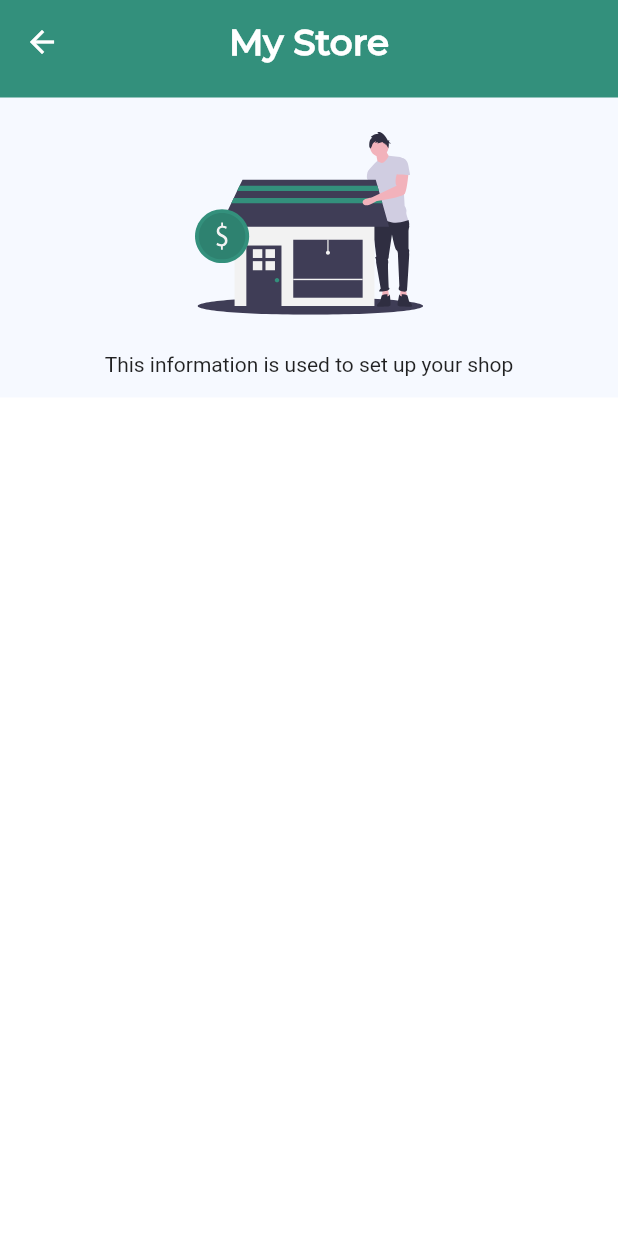
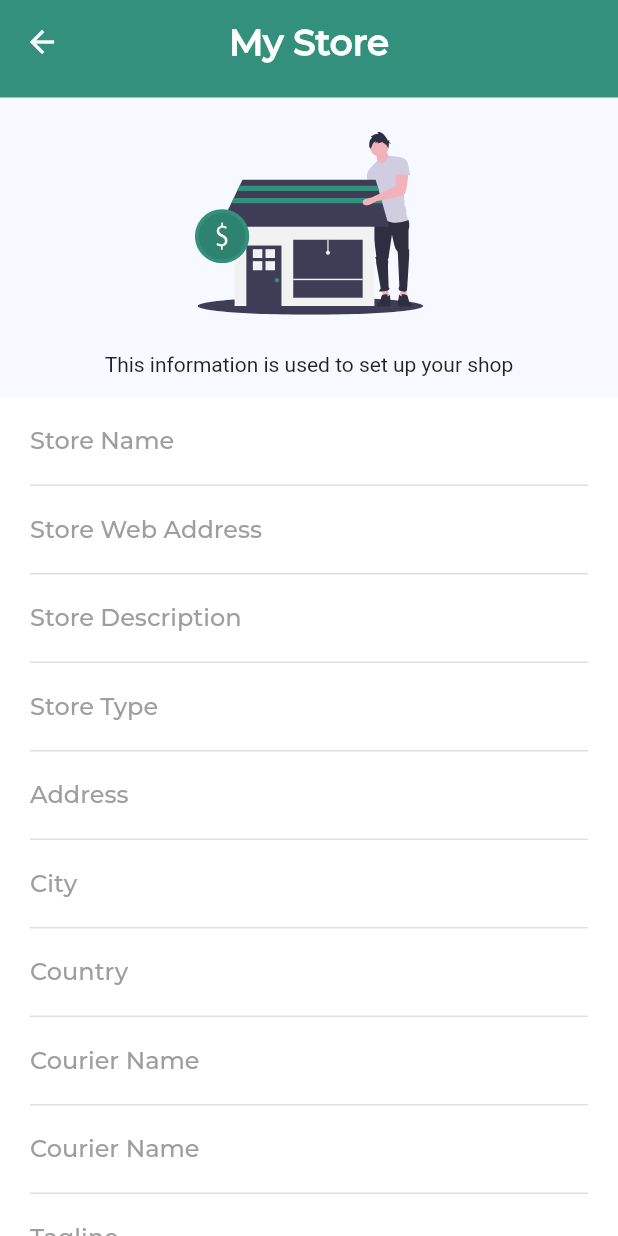
Before and after one commit to HusseinSalem17/TradlyApp, a Flutter app: the CreateStoreScreen screen opened by its route, on a phone screen of 412 x 824 dp. Run offline on Flutter 3.47's test engine with Material 2 defaults, Android fonts, the phone set to English and light mode, and no system bars; our stand-ins replace bloc, dartz, dio, equatable, flutter_bloc, flutter_svg and 3 more.

Commit message:
adding text form field to create store

```diff
--- a/lib/core/utils/colors.dart
+++ b/lib/core/utils/colors.dart
@@ -5,6 +5,7 @@ abstract class AssetsColors {
   static const kPrimaryColor = Color(0xffF6F9FF);
   static const selectedColor = Color(0xff0b463a);
   static const kPrimaryTextColor = Color(0xff4F4F4F);
+  static const kTextGrey =Colors.grey;
   static const priceColor = Color(0xff33907C);
   static const white = Color(0xffFFFFFF);
   static const black = Colors.black;
--- a/lib/core/utils/text_styles.dart
+++ b/lib/core/utils/text_styles.dart
@@ -4,7 +4,7 @@ import 'package:flutter/material.dart';
 const kMontserrat = 'Montserrat';
 
 abstract class Styles {
-  static const textStyleNoraml14 = TextStyle(
+  static const textStyleNormal14 = TextStyle(
     fontSize: 14,
     fontWeight: FontWeight.normal,
     fontFamily: kMontserrat,
--- a/lib/features/store_feature/presentation/views/widgets/create_store_details_section.dart
+++ b/lib/features/store_feature/presentation/views/widgets/create_store_details_section.dart
@@ -1,10 +1,38 @@
 import 'package:flutter/material.dart';
+import 'package:tradly_app/core/utils/text_styles.dart';
+import 'package:tradly_app/features/store_feature/presentation/views/widgets/custom_button.dart';
 
 import '../../../../../core/utils/colors.dart';
-class CreateStoreDetailsSection extends StatelessWidget {
+import 'custom_text_form_field.dart';
+
+class CreateStoreDetailsSection extends StatefulWidget {
   const CreateStoreDetailsSection({
     super.key,
   });
+
+  @override
+  State<CreateStoreDetailsSection> createState() =>
+      _CreateStoreDetailsSectionState();
+}
+
+class _CreateStoreDetailsSectionState extends State<CreateStoreDetailsSection> {
+  TextEditingController controller = TextEditingController();
+  final List<TextEditingController> textControllers = List.generate(
+    10,
+    (index) => TextEditingController(),
+  );
+  final List<String> textFormFiledLabels = [
+    'Store Name',
+    'Store Web Address',
+    'Store Description',
+    'Store Type',
+    'Address',
+    'City',
+    'Country',
+    'Courier Name',
+    'Courier Name',
+    'Tagline',
+  ];
 
   @override
   Widget build(BuildContext context) {
@@ -13,9 +41,31 @@ class CreateStoreDetailsSection extends StatelessWidget {
         padding: const EdgeInsets.only(top: 200),
         child: Container(
           color: AssetsColors.white,
-          child: const SingleChildScrollView(
-            child: Column(
-              children: [],
+          child: SingleChildScrollView(
+            child: Padding(
+              padding: const EdgeInsets.symmetric(horizontal: 20),
+              child: Column(
+                children: [
+                  ...List.generate(
+                    10,
+                    (index) {
+                      return CustomTextFormField(
+                        labelText: textFormFiledLabels[index],
+                        textFormController: textControllers[index],
+                      );
+                    },
+                  ),
+                  Padding(
+                    padding: const EdgeInsets.symmetric(vertical: 15),
+                    child: CustomButton(onPressed: () {
+                      /// this for loop to test the controller
+                      for (int i = 0; i < textControllers.length; i++) {
+                        print('Field ${i + 1}: ${textControllers[i].text.trim()}');
+                      }
+                    }, text: 'Create'),
+                  )
+                ],
+              ),
             ),
           ),
         ),
--- /dev/null
+++ b/lib/features/store_feature/presentation/views/widgets/custom_text_form_field.dart
@@ -0,0 +1,39 @@
+import 'package:flutter/material.dart';
+
+import '../../../../../core/utils/colors.dart';
+import '../../../../../core/utils/text_styles.dart';
+
+class CustomTextFormField extends StatelessWidget {
+  final TextEditingController textFormController;
+  final String labelText;
+
+  const CustomTextFormField({
+    super.key,
+    required this.textFormController,
+    required this.labelText,
+  });
+
+  @override
+  Widget build(BuildContext context) {
+    return TextFormField(
+      controller: textFormController,
+      decoration: InputDecoration(
+        labelText: labelText,
+        labelStyle: Styles.textStyleRegular14.copyWith(
+          color: AssetsColors.kTextGrey,
+          fontSize: 16,
+        ),
+        enabledBorder: UnderlineInputBorder(
+          borderSide: BorderSide(
+            color: AssetsColors.kTextGrey.shade300,
+          ),
+        ),
+        focusedBorder: UnderlineInputBorder(
+          borderSide: BorderSide(
+            color: AssetsColors.kTextGrey.shade300,
+          ),
+        ),
+      ),
+    );
+  }
+}
```
